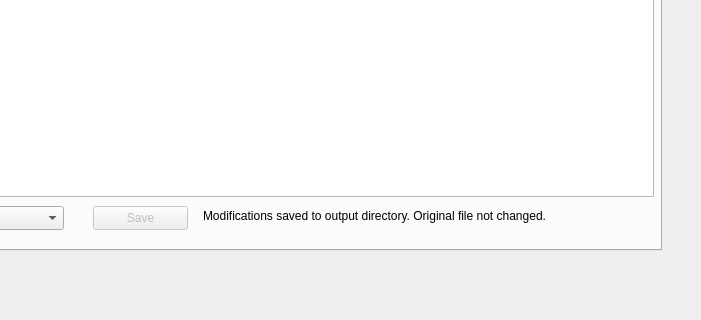
Qt form registrationPlugins/elastix_plugin.ui (SainsburyWellcomeCentre/lasagna) before a commit; both pictures show x 149 to 850 and y 280 to 600 of the 850 by 600 pixel window.
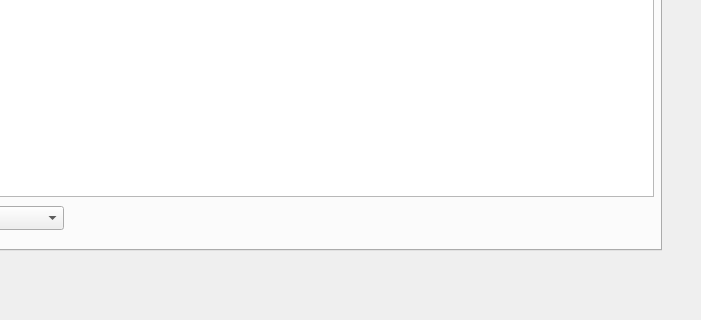
The same form after that commit. The open tabs and pages were chosen to show the change. Icons and pictures are not drawn.

Commit message: Temporary parameter files saved on each modification.

The edit to the form file:
```diff
--- a/registrationPlugins/elastix_plugin.ui
+++ b/registrationPlugins/elastix_plugin.ui
@@ -874,35 +874,6 @@
       </rect>
      </property>
     </widget>
-    <widget class="QPushButton" name="paramSave">
-     <property name="enabled">
-      <bool>false</bool>
-     </property>
-     <property name="geometry">
-      <rect>
-       <x>230</x>
-       <y>450</y>
-       <width>95</width>
-       <height>24</height>
-      </rect>
-     </property>
-     <property name="text">
-      <string>Save</string>
-     </property>
-    </widget>
-    <widget class="QLabel" name="paramEditMsg_label">
-     <property name="geometry">
-      <rect>
-       <x>340</x>
-       <y>450</y>
-       <width>431</width>
-       <height>20</height>
-      </rect>
-     </property>
-     <property name="text">
-      <string>Modifications saved to output directory. Original file not changed.</string>
-     </property>
-    </widget>
    </widget>
    <widget class="QWidget" name="tabRun">
     <attribute name="title">
```
The commit also changes 2 other files.
